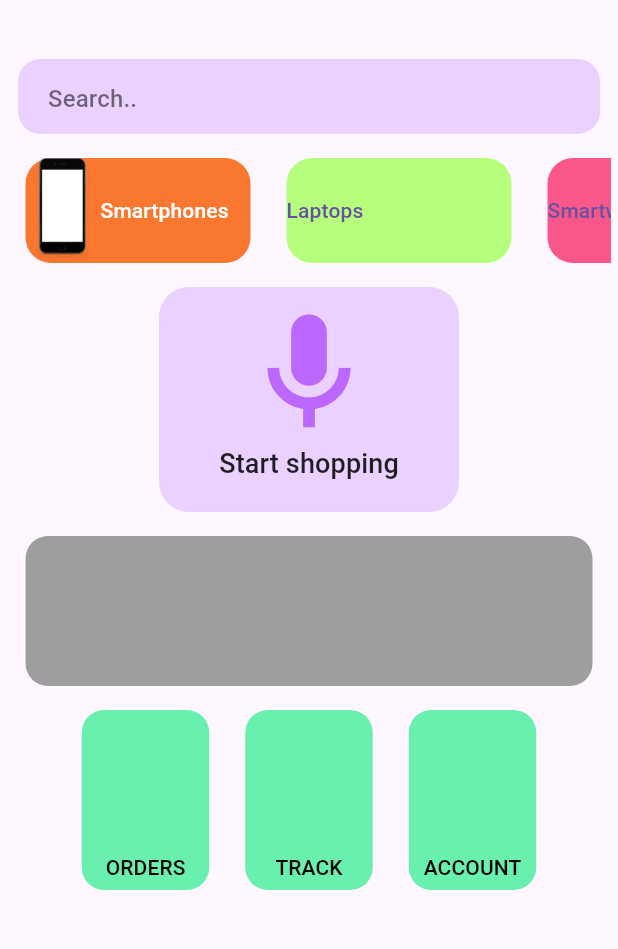
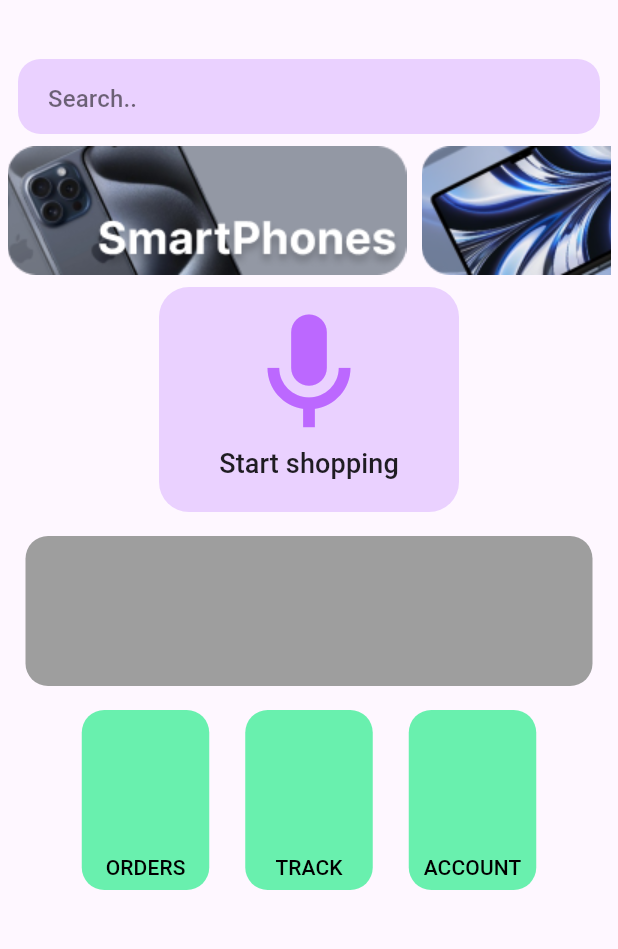
Before and after one commit to SRIJITH11101/Ecommerce_app, a Flutter app: the screen it shows after launch, on a phone screen of 412 x 824 dp, the part 178-1127 px from its top. Run offline on Flutter 3.47's test engine with Material 3 defaults, Android fonts, the phone set to English and light mode, and no system bars; our stand-ins replace avatar_glow, speech_to_text.

Commit message:
home pages changes in ui

```diff
--- a/lib/Home.dart
+++ b/lib/Home.dart
@@ -84,8 +84,11 @@ class _HomeState extends State<Home> {
                       scrollDirection: Axis.horizontal,
                       child: Row(
                         children: <Widget>[
-                          TextButton(
-                            onPressed: () {
+                          GestureDetector(
+                          child: Image(
+                            image: AssetImage("assets/smartphones.png"),
+                          ),
+                          onTap: () {
                                                       Navigator.push(
                                                         context,
                                                         MaterialPageRoute(
@@ -96,32 +99,13 @@ class _HomeState extends State<Home> {
                                                         ),
                                                       );
                                                     },
-                            style: ButtonStyle(
-                                elevation: MaterialStateProperty.all(0)),
-                            child: Container(
-                              height: 70,
-                              width: 150,
-                              decoration: BoxDecoration(
-                                  color: Color(0xFFF9772F),
-                                  borderRadius:
-                                      BorderRadiusDirectional.circular(17)),
-                              child: Row(
-                                children: <Widget>[
-                                  Expanded(
-                                    flex:1,
+                        ),
+                        SizedBox(width:10),
+                        GestureDetector(
                           child: Image(
-                                        image: AssetImage(
-                                            "assets/images/phone.png")),
+                            image: AssetImage("assets/laptops.png"),
                           ),
-                                  Expanded(
-                                    flex:2,
-                                    child: Text("Smartphones",style:TextStyle(color:Colors.white)))
-                                ],
-                              ),
-                            ),
-                          ),
-                          TextButton(
-                            onPressed: () {
+                          onTap: () {
                               Navigator.push(
                                 context,
                                 MaterialPageRoute(
@@ -132,23 +116,14 @@ class _HomeState extends State<Home> {
                                 ),
                               );
                             },
-                            child: Container(
-                              height: 70,
-                              width: 150,
-                              decoration: BoxDecoration(
-                                  color: Color(0xFFB6FF7C),
-                                  borderRadius:
-                                      BorderRadiusDirectional.circular(17)),
-                              child: Row(
-                                children: <Widget>[
-                                  //Image(image: AssetImage("")),
-                                  Text("Laptops")
-                                ],
                         ),
+                        SizedBox(width:10),
+
+                        GestureDetector(
+                          child: Image(
+                            image: AssetImage("assets/smartwatches.png"),
                           ),
-                          ),
-                          TextButton(
-                            onPressed: () {
+                          onTap: () {
                               Navigator.push(
                                 context,
                                 MaterialPageRoute(
@@ -159,21 +134,11 @@ class _HomeState extends State<Home> {
                                 ),
                               );
                             },
-                            child: Container(
-                              height: 70,
-                              width: 150,
-                              decoration: BoxDecoration(
-                                  color: Color(0xFFF95689),
-                                  borderRadius:
-                                      BorderRadiusDirectional.circular(17)),
-                              child: Row(
-                                children: <Widget>[
-                                  // Image(image: AssetImage("")),
-                                  Text("Smartwatches")
-                                ],
                         ),
-                            ),
-                          ),
+
+
+
+
                           // TextButton(
                           //   onPressed: () {},
                           //   child: Container(
--- a/pubspec.yaml
+++ b/pubspec.yaml
@@ -65,6 +65,9 @@ flutter:
   assets:
     - assets/images/
     - assets/
+    - assets/smartphones.png
+    - assets/laptops.png
+    - assets/smartwatches.png
 
   # An image asset can refer to one or more resolution-specific "variants", see
   # https://flutter.dev/assets-and-images/#resolution-aware
```
Also changed, not shown: lib/Product.dart (+34 -9 lines), assets/laptops.png (added), assets/smartphones.png (added), assets/smartwatches.png (added). Lines whose indentation alone changed are shown as unchanged.
